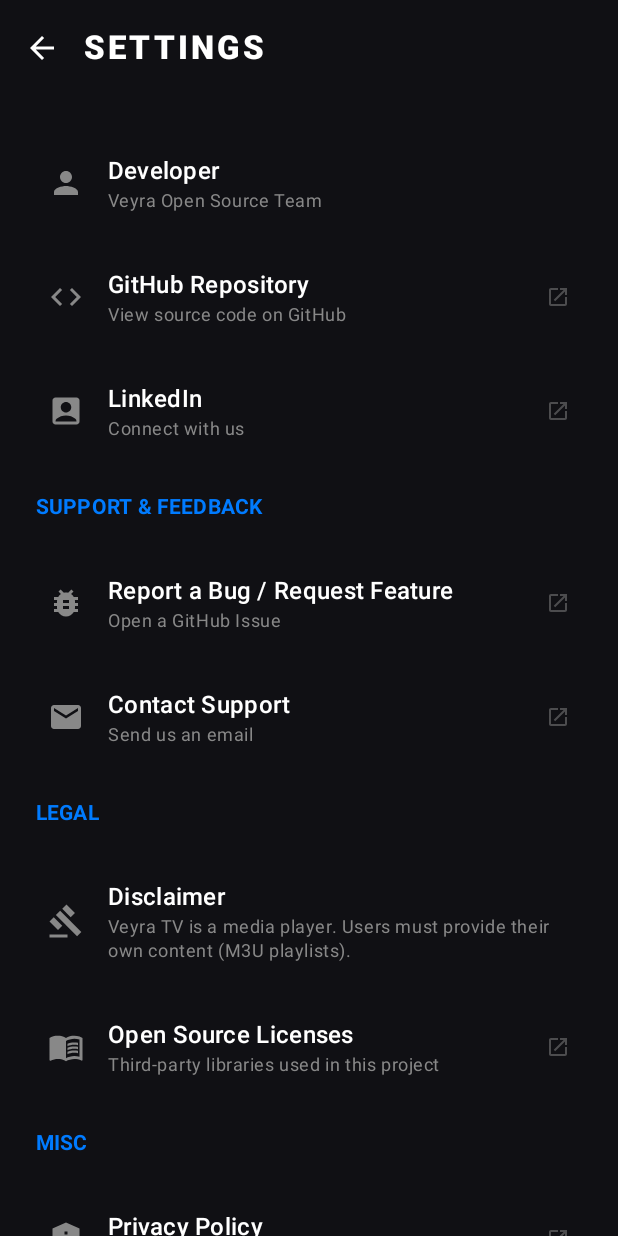
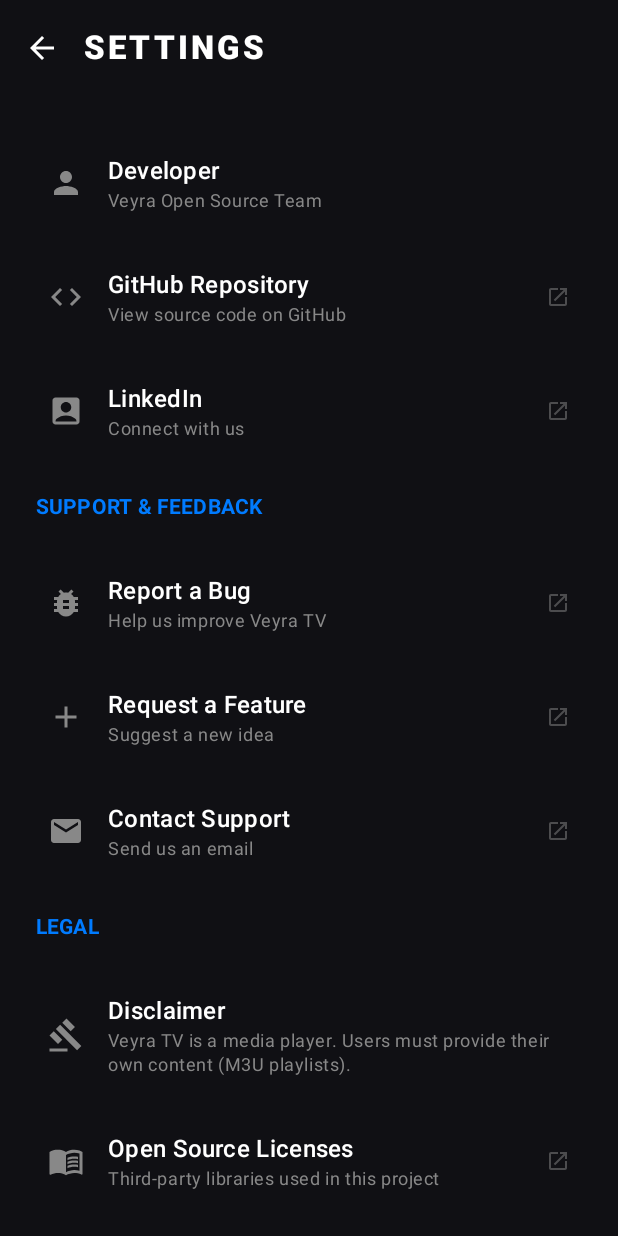
Before and after one commit to Shyam-vadgama/veyra-tv, an Android app built with Jetpack Compose: the SettingsScreen screen opened through its navigation route, scrolled down 532 dp, on a phone screen of 412 x 824 dp. Run offline under Robolectric (Android 15) with nearby library versions, the phone set to English and light mode, and no system bars; our stand-ins replace Room's generated code, paging; pictures from the network do not load.

Commit message:
Add GitHub issue templates and improve app feedback channels
- Created bug report and feature request templates in .github/ISSUE_TEMPLATE
- Updated SettingsScreen.kt with direct links to GitHub issues
- Optimized image loading and search behavior in MainActivity.kt
- Improved UI focus visibility for Android TV

```diff
--- a/app/src/main/AndroidManifest.xml
+++ b/app/src/main/AndroidManifest.xml
@@ -22,7 +22,7 @@
         android:roundIcon="@drawable/icon"
         android:supportsRtl="true"
         android:theme="@style/Theme.Iptvplayer"
-        android:banner="@drawable/icon">
+        android:banner="@drawable/tv_banner">
 
         <activity
             android:name="com.veyra.tv.MainActivity"
--- a/app/src/main/java/com/veyra/tv/IptvApplication.kt
+++ b/app/src/main/java/com/veyra/tv/IptvApplication.kt
@@ -4,6 +4,7 @@ import android.app.Application
 import coil.ImageLoader
 import coil.ImageLoaderFactory
 import coil.disk.DiskCache
+import coil.imageLoader
 import coil.memory.MemoryCache
 import coil.util.DebugLogger
 
--- a/app/src/main/java/com/veyra/tv/MainActivity.kt
+++ b/app/src/main/java/com/veyra/tv/MainActivity.kt
@@ -59,7 +59,7 @@ import androidx.navigation.compose.composable
 import androidx.navigation.compose.rememberNavController
 import androidx.paging.LoadState
 import androidx.paging.compose.collectAsLazyPagingItems
-import coil.compose.SubcomposeAsyncImage
+import coil.compose.AsyncImage
 import coil.request.ImageRequest
 import com.veyra.tv.model.Channel
 import com.veyra.tv.ui.VideoPlayer
@@ -507,10 +507,11 @@ fun RecentChannelItem(channel: Channel, onClick: () -> Unit, isTv: Boolean) {
                 .size(100.dp)
                 .padding(4.dp)
         ) {
-            SubcomposeAsyncImage(
+            AsyncImage(
                 model = ImageRequest.Builder(LocalContext.current)
                     .data(channel.logoUrl)
                     .crossfade(true)
+                    .size(300, 300) // Explicit low res for thumbnails
                     .build(),
                 contentDescription = null,
                 contentScale = ContentScale.Fit,
@@ -759,14 +760,25 @@ fun SearchBar(
     isTv: Boolean,
     modifier: Modifier = Modifier
 ) {
+    // Local state to hold the immediate text input
+    var textState by remember(query) { mutableStateOf(query) }
+
     var isFocused by remember { mutableStateOf(false) }
     val focusManager = LocalFocusManager.current
     val scale by animateFloatAsState(targetValue = if (isTv && isFocused) 1.02f else 1f, label = "SearchScale")
 
+    // Debounce the update to the parent
+    LaunchedEffect(textState) {
+        if (textState != query) {
+            kotlinx.coroutines.delay(300) // Debounce 300ms
+            onQueryChange(textState)
+        }
+    }
+
     Box(modifier = modifier) {
         OutlinedTextField(
-            value = query,
-            onValueChange = onQueryChange,
+            value = textState,
+            onValueChange = { textState = it },
             modifier = Modifier
                 .fillMaxWidth()
                 .scale(scale)
@@ -774,8 +786,8 @@ fun SearchBar(
             placeholder = { Text("Search channels...", color = Color.Gray) },
             leadingIcon = { Icon(Icons.Default.Search, contentDescription = "Search", tint = Color.Gray) },
             trailingIcon = {
-                if (query.isNotEmpty()) {
-                    IconButton(onClick = { onQueryChange("") }) {
+                if (textState.isNotEmpty()) {
+                    IconButton(onClick = { textState = ""; onQueryChange("") }) {
                         Icon(Icons.Default.Close, contentDescription = "Clear", tint = Color.Gray)
                     }
                 }
@@ -783,12 +795,13 @@ fun SearchBar(
             singleLine = true,
             keyboardOptions = KeyboardOptions(imeAction = ImeAction.Search),
             keyboardActions = KeyboardActions(onSearch = {
+                 onQueryChange(textState) // Immediate update on enter
                  focusManager.moveFocus(FocusDirection.Down)
             }),
             colors = OutlinedTextFieldDefaults.colors(
                 focusedContainerColor = Color(0xFF2B2B2B),
                 unfocusedContainerColor = Color(0xFF2B2B2B),
-                focusedBorderColor = MaterialTheme.colorScheme.primary,
+                focusedBorderColor = if (isTv) Color.White else MaterialTheme.colorScheme.primary, // High contrast for TV
                 unfocusedBorderColor = Color.Transparent,
                 cursorColor = MaterialTheme.colorScheme.primary,
                 focusedTextColor = Color.White,
@@ -887,7 +900,8 @@ fun ChannelGridItem(
 ) {
     var isFocused by remember { mutableStateOf(false) }
     val scale by animateFloatAsState(targetValue = if (isTv && isFocused) 1.1f else 1.0f, label = "CardScale")
-    val border = if (isTv && isFocused) BorderStroke(2.dp, MaterialTheme.colorScheme.primary) else BorderStroke(1.dp, Color(0xFF2B2B2B))
+    // Use White for TV focus to ensure visibility against dark backgrounds
+    val border = if (isTv && isFocused) BorderStroke(3.dp, Color.White) else BorderStroke(1.dp, Color(0xFF2B2B2B))
 
     Card(
         modifier = Modifier
@@ -904,11 +918,12 @@ fun ChannelGridItem(
     ) {
         Box(modifier = Modifier.fillMaxSize()) {
             // Logo centered
-            SubcomposeAsyncImage(
+            AsyncImage(
                 model = ImageRequest.Builder(LocalContext.current)
                     .data(channel.logoUrl)
                     .crossfade(true)
                     .diskCacheKey(channel.logoUrl)
+                    .size(400, 225) // Approx 16:9 thumbnail size
                     .error(android.R.drawable.ic_menu_report_image)
                     .build(),
                 contentDescription = channel.name,
@@ -916,10 +931,7 @@ fun ChannelGridItem(
                 modifier = Modifier
                     .fillMaxSize()
                     .padding(24.dp) // Generous padding for logos
-                    .alpha(0.8f), // Subtle transparency
-                loading = {
-                     Box(Modifier.matchParentSize().background(MaterialTheme.colorScheme.surfaceVariant.copy(alpha = 0.1f)))
-                }
+                    .alpha(0.8f)
             )
 
             // Gradient Overlay for Text
@@ -1011,17 +1023,18 @@ fun HeroSection(channel: Channel, onClick: () -> Unit, isTv: Boolean) {
             .padding(bottom = 16.dp)
             .scale(scale)
             .clip(RoundedCornerShape(16.dp))
-            .border(2.dp, if (isTv && isFocused) MaterialTheme.colorScheme.primary else Color.Transparent, RoundedCornerShape(16.dp))
+            .border(3.dp, if (isTv && isFocused) Color.White else Color.Transparent, RoundedCornerShape(16.dp))
             .background(MaterialTheme.colorScheme.surfaceVariant.copy(alpha = 0.2f))
             .onFocusChanged { isFocused = it.isFocused }
             .focusable()
             .clickable(onClick = onClick)
     ) {
         // Background Image (Blurred or dim)
-        SubcomposeAsyncImage(
+        AsyncImage(
             model = ImageRequest.Builder(LocalContext.current)
                 .data(channel.logoUrl)
                 .crossfade(true)
+                .size(800, 450) // Higher res for hero but still bounded
                 .build(),
             contentDescription = null,
             contentScale = ContentScale.Crop,
--- a/app/src/main/java/com/veyra/tv/ui/SettingsScreen.kt
+++ b/app/src/main/java/com/veyra/tv/ui/SettingsScreen.kt
@@ -180,11 +180,20 @@ fun SettingsScreen(
             item { SettingsHeader("Support & Feedback") }
             item {
                 SettingsRow(
-                    title = "Report a Bug / Request Feature",
-                    subtitle = "Open a GitHub Issue",
+                    title = "Report a Bug",
+                    subtitle = "Help us improve Veyra TV",
                     icon = Icons.Default.BugReport,
                     isTv = isTv,
-                    onClick = { openUrl(context, "https://github.com/veyra-tv/iptvplayer/issues") }
+                    onClick = { openUrl(context, "https://github.com/veyra-tv/iptvplayer/issues/new?template=bug_report.yml") }
+                )
+            }
+            item {
+                SettingsRow(
+                    title = "Request a Feature",
+                    subtitle = "Suggest a new idea",
+                    icon = Icons.Default.Add,
+                    isTv = isTv,
+                    onClick = { openUrl(context, "https://github.com/veyra-tv/iptvplayer/issues/new?template=feature_request.yml") }
                 )
             }
             item {
@@ -193,7 +202,7 @@ fun SettingsScreen(
                     subtitle = "Send us an email",
                     icon = Icons.Default.Email,
                     isTv = isTv,
-                    onClick = { sendEmail(context, "support@veyra.tv", "Veyra TV Support Request") }
+                    onClick = { sendEmail(context, "support@yourdomain.com", "Veyra TV Support Request") }
                 )
             }
 
--- a/app/src/main/java/com/veyra/tv/viewmodel/MainViewModel.kt
+++ b/app/src/main/java/com/veyra/tv/viewmodel/MainViewModel.kt
@@ -182,12 +182,17 @@ class MainViewModel(application: Application) : AndroidViewModel(application) {
             }
 
             for (playlist in targets) {
+                // Yield to ensure UI thread gets priority if this is sharing a pool (though it's IO)
+                kotlinx.coroutines.yield()
+
                 // Check if already populated
                 val count = database.channelDao().getChannelCountForPlaylist(playlist.id)
                 if (count == 0) {
                      try {
                         // Sync quietly (don't update UI state)
                         repository.streamAndSaveChannels(playlist)
+                        // Add a delay between heavy parsing jobs to let the device cool down/catch up
+                        kotlinx.coroutines.delay(2000)
                      } catch (e: Exception) {
                          e.printStackTrace()
                      }
```
Also changed, not shown: app/src/main/res/drawable/tv_banner.xml (added, +25 -0 lines), 3 other files.
